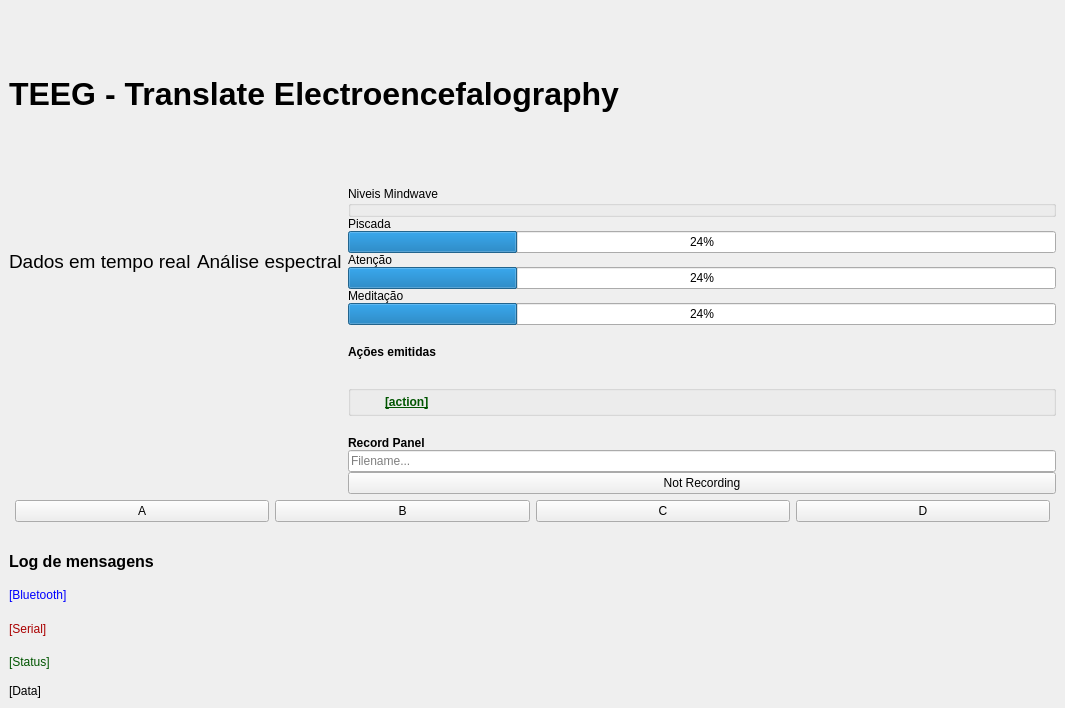
This is app/gui.ui in ITA-ftuyama/TG as Qt 5 draws it before an edit. The edited form follows.
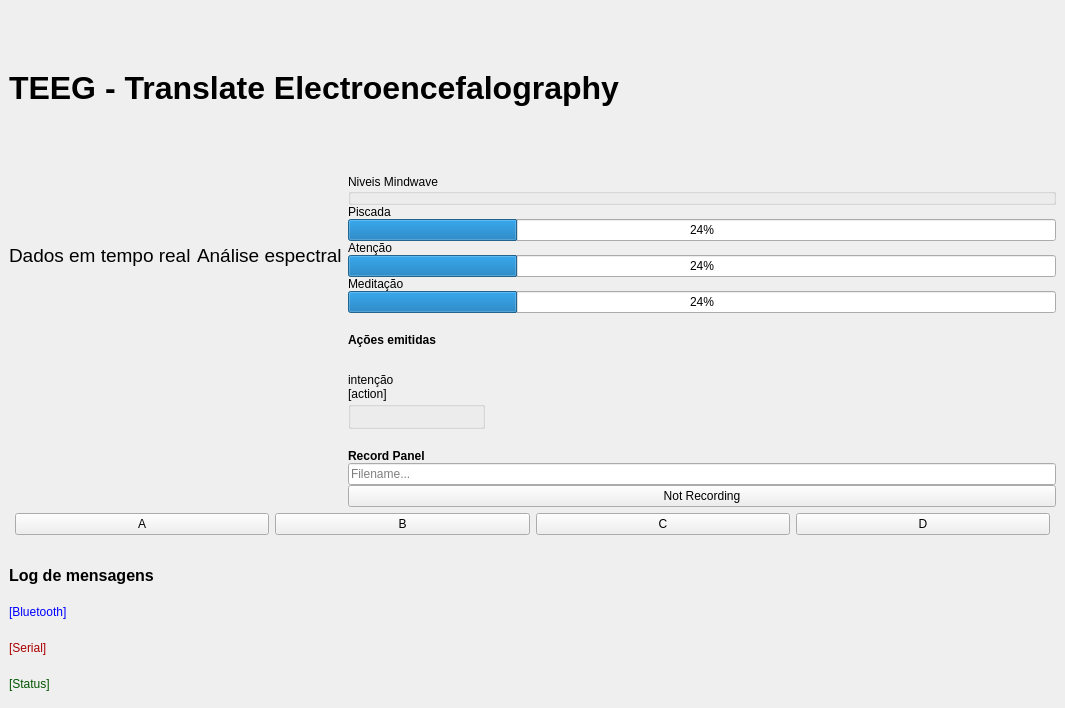
This is the edited form. Custom widgets are drawn as their Qt base class.

Patch:
```diff
--- a/app/gui.ui
+++ b/app/gui.ui
@@ -67,7 +67,7 @@
        </layout>
       </item>
       <item>
-       <layout class="QVBoxLayout" name="verticalLayout_6" stretch="0,0,0,0,0,0,0,0,0,0,0,0,0,0">
+       <layout class="QVBoxLayout" name="verticalLayout_6" stretch="0,0,0,0,0,0,0,0,0,0,0,0,0,0,0,0">
         <property name="spacing">
          <number>0</number>
         </property>
@@ -155,24 +155,37 @@
           </property>
          </widget>
         </item>
+        <item>
+         <widget class="QLabel" name="intention_label">
+          <property name="text">
+           <string>intenção</string>
+          </property>
+         </widget>
+        </item>
+        <item>
+         <widget class="QLabel" name="action_label">
+          <property name="text">
+           <string>[action]</string>
+          </property>
+         </widget>
+        </item>
         <item alignment="Qt::AlignTop">
          <widget class="QGroupBox" name="groupBox">
+          <property name="minimumSize">
+           <size>
+            <width>0</width>
+            <height>28</height>
+           </size>
+          </property>
+          <property name="maximumSize">
+           <size>
+            <width>137</width>
+            <height>28</height>
+           </size>
+          </property>
           <property name="title">
            <string/>
           </property>
-          <widget class="QLabel" name="action_label">
-           <property name="geometry">
-            <rect>
-             <x>37</x>
-             <y>7</y>
-             <width>61</width>
-             <height>20</height>
-            </rect>
-           </property>
-           <property name="text">
-            <string>&lt;html&gt;&lt;head/&gt;&lt;body&gt;&lt;p&gt;&lt;span style=&quot; font-weight:600; text-decoration: underline; color:#005500;&quot;&gt;[action]&lt;/span&gt;&lt;/p&gt;&lt;/body&gt;&lt;/html&gt;</string>
-           </property>
-          </widget>
          </widget>
         </item>
         <item>
@@ -320,19 +333,6 @@
           </property>
          </widget>
         </item>
-        <item>
-         <widget class="QLabel" name="data">
-          <property name="maximumSize">
-           <size>
-            <width>16777215</width>
-            <height>17</height>
-           </size>
-          </property>
-          <property name="text">
-           <string>[Data]</string>
-          </property>
-         </widget>
-        </item>
        </layout>
       </item>
      </layout>
```
